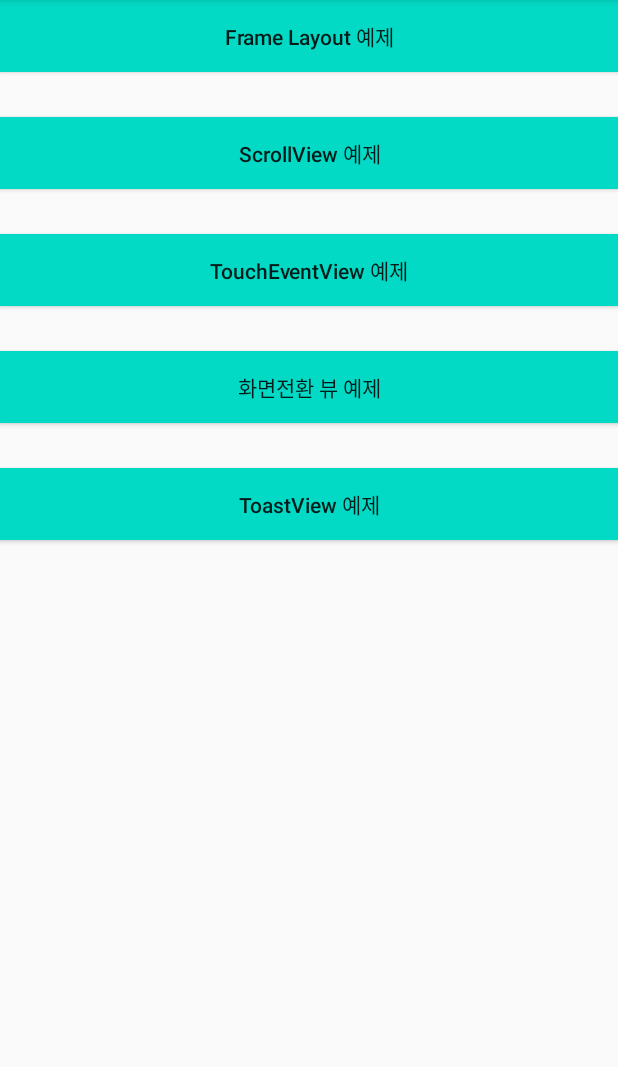
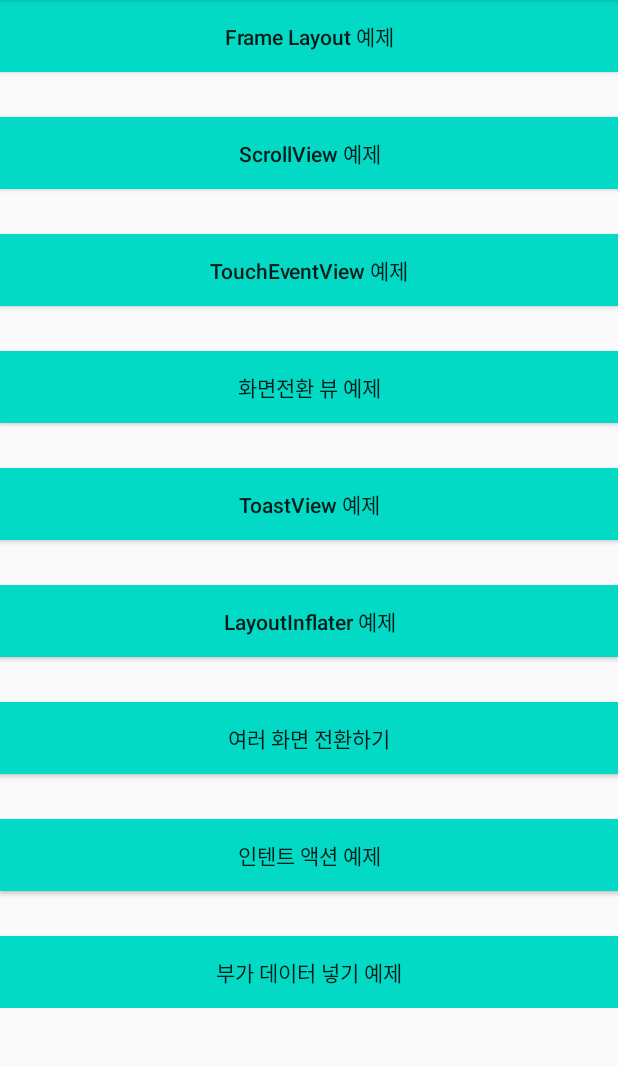
Before and after one commit to merchi1016/2022-study, an Android app: the screen it shows after launch (MainActivity), on a phone screen of 412 x 824 dp, the part 84-1151 px from its top. Run offline under Robolectric (Android 15) with nearby library versions, the phone set to English and light mode, and no system bars.

Commit message:
- 인텐트 관련 예제 추가

```diff
--- a/app/src/main/res/layout/activity_main.xml
+++ b/app/src/main/res/layout/activity_main.xml
@@ -6,7 +6,13 @@
     android:layout_height="match_parent"
     android:orientation="vertical"
     tools:context=".MainActivity">
-
+    <ScrollView
+        android:layout_width="match_parent"
+        android:layout_height="match_parent">
+        <LinearLayout
+            android:layout_width="match_parent"
+            android:layout_height="match_parent"
+            android:orientation="vertical">
             <Button
                 android:layout_width="match_parent"
                 android:layout_height="wrap_content"
@@ -51,6 +57,41 @@
                 android:onClick="onClickGoToastView"
                 android:textAllCaps="false"/>
 
+            <Button
+                android:layout_width="match_parent"
+                android:layout_height="wrap_content"
+                android:text="LayoutInflater 예제"
+                android:layout_marginTop="30dp"
+                android:background="@color/colorAccent"
+                android:onClick="onClickGoInflater"
+                android:textAllCaps="false"/>
 
+            <Button
+                android:layout_width="match_parent"
+                android:layout_height="wrap_content"
+                android:text="여러 화면 전환하기"
+                android:layout_marginTop="30dp"
+                android:background="@color/colorAccent"
+                android:onClick="onClickGoIntent"
+                android:textAllCaps="false"/>
 
+            <Button
+                android:layout_width="match_parent"
+                android:layout_height="wrap_content"
+                android:text="인텐트 액션 예제"
+                android:layout_marginTop="30dp"
+                android:background="@color/colorAccent"
+                android:onClick="onClickGoIntentAction"
+                android:textAllCaps="false"/>
+
+            <Button
+                android:layout_width="match_parent"
+                android:layout_height="wrap_content"
+                android:text="부가 데이터 넣기 예제"
+                android:layout_marginTop="30dp"
+                android:background="@color/colorAccent"
+                android:onClick="onClickGoIntentExtra"
+                android:textAllCaps="false"/>
         </LinearLayout>
+    </ScrollView>
+</LinearLayout>
```
Also changed, not shown: app/src/main/AndroidManifest.xml (+17 -6 lines), app/src/main/java/com/gchn/test/ExtraActivity.java (added, +66 -0 lines), app/src/main/java/com/gchn/test/ExtraMenuActivity.java (added, +58 -0 lines), app/src/main/java/com/gchn/test/InflaterActivity.java (added, +45 -0 lines), app/src/main/java/com/gchn/test/IntentActionActivity.java (added, +80 -0 lines), app/src/main/java/com/gchn/test/IntentActivity.java (added, +87 -0 lines), app/src/main/java/com/gchn/test/MainActivity.java (+20 -0 lines), app/src/main/java/com/gchn/test/MenuActivity.java (added, +42 -0 lines), app/src/main/java/com/gchn/test/SimpleData.java (added, +45 -0 lines), app/src/main/res/layout/activity_extra.xml (added, +16 -0 lines), app/src/main/res/layout/activity_extra_data.xml (added, +9 -0 lines), app/src/main/res/layout/activity_extra_menu.xml (added, +24 -0 lines), app/src/main/res/layout/activity_inflater.xml (added, +19 -0 lines), app/src/main/res/layout/activity_intent.xml (added, +15 -0 lines), 3 more files. Lines whose indentation alone changed are shown as unchanged.
